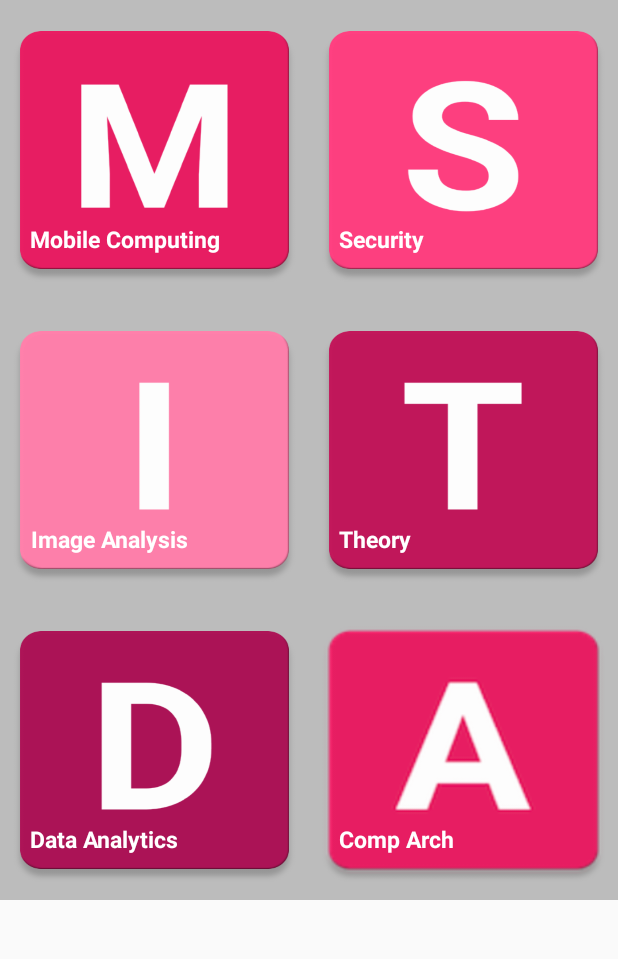
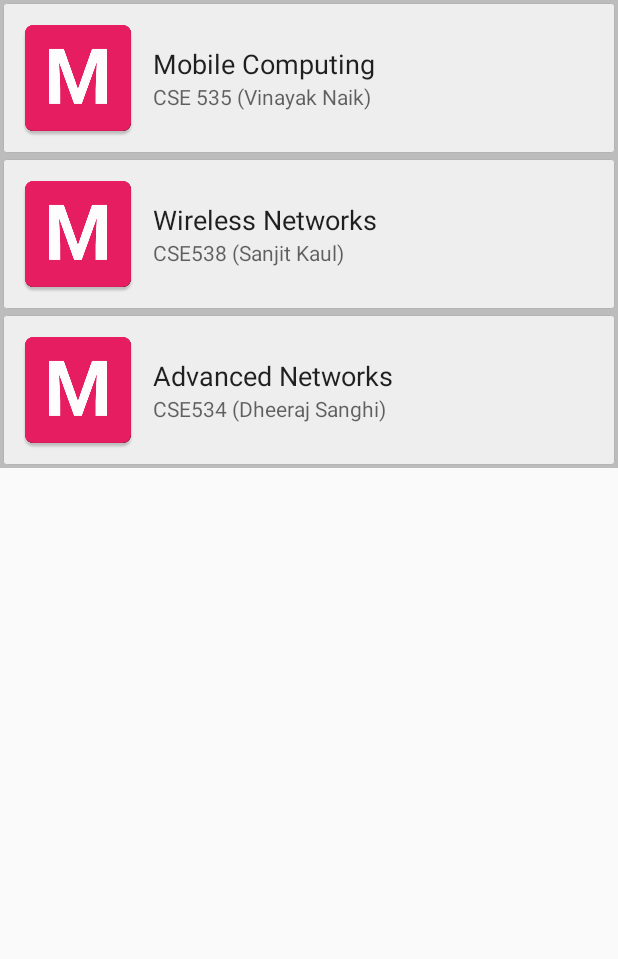
Before and after one commit to ShivamThukral/CourseExchange, an Android app: the fragment StreamsFragment placed in its activity, after a tap on "Mobile Computing", on a phone screen of 412 x 824 dp, the part 84-1043 px from its top. Run offline under Robolectric (Android 15) with nearby library versions, the phone set to English and light mode, and no system bars.

Commit message:
MobileComputingStreams

```diff
--- /dev/null
+++ b/app/src/main/java/com/example/student/courseexchange/MobileComputingStream.java
@@ -0,0 +1,74 @@
+package com.example.student.courseexchange;
+
+import android.app.Activity;
+import android.content.res.Resources;
+import android.graphics.drawable.Drawable;
+import android.net.Uri;
+import android.os.Bundle;
+import android.support.v4.app.Fragment;
+import android.support.v4.app.ListFragment;
+import android.view.LayoutInflater;
+import android.view.View;
+import android.view.ViewGroup;
+import android.widget.ListView;
+import android.widget.Toast;
+
+import java.util.ArrayList;
+import java.util.List;
+
+
+public class MobileComputingStream extends ListFragment {
+    private List<ListViewItem> mItems;        // ListView items list
+
+    public static MobileComputingStream newInstance() {
+        MobileComputingStream fragment = new MobileComputingStream();
+        return fragment;
+    }
+
+    public MobileComputingStream() {
+        // Required empty public constructor
+    }
+
+    @Override
+    public void onCreate(Bundle savedInstanceState) {
+        mItems = new ArrayList<ListViewItem>();
+        Resources resources = getResources();
+
+        mItems.add(new ListViewItem(resources.getDrawable(R.drawable.ic_letter_m), getString(R.string.mc_txt), getString(R.string.mc_dsc)));
+        mItems.add(new ListViewItem(resources.getDrawable(R.drawable.ic_letter_m), getString(R.string.wn_txt), getString(R.string.wn_dsc)));
+        mItems.add(new ListViewItem(resources.getDrawable(R.drawable.ic_letter_m), getString(R.string.an_txt), getString(R.string.an_dsc)));
+
+        setListAdapter(new ListViewDemoAdapter(getActivity(), mItems));
+
+        super.onCreate(savedInstanceState);
+
+
+    }
+    @Override
+    public void onViewCreated(View view, Bundle savedInstanceState) {
+        super.onViewCreated(view, savedInstanceState);
+        // remove the dividers from the ListView of the ListFragment
+        getListView().setDivider(null);
+    }
+
+    @Override
+    public void onListItemClick(ListView l, View v, int position, long id) {
+        // retrieve theListView item
+        ListViewItem item = mItems.get(position);
+
+        // do something
+        Toast.makeText(getActivity(), item.title, Toast.LENGTH_SHORT).show();
+    }
+
+
+    @Override
+    public void onAttach(Activity activity) {
+        super.onAttach(activity);
+    }
+
+    @Override
+    public void onDetach() {
+        super.onDetach();
+    }
+
+}
--- a/app/src/main/java/com/example/student/courseexchange/StreamsFragment.java
+++ b/app/src/main/java/com/example/student/courseexchange/StreamsFragment.java
@@ -9,6 +9,9 @@ import android.graphics.drawable.Drawable;
 import android.net.Uri;
 import android.os.Bundle;
 import android.support.v4.app.Fragment;
+import android.support.v4.app.FragmentTransaction;
+import android.support.v4.app.ListFragment;
+import android.util.Log;
 import android.view.LayoutInflater;
 import android.view.View;
 import android.view.ViewGroup;
@@ -172,9 +175,28 @@ public class StreamsFragment extends Fragment implements AdapterView.OnItemClick
     @Override
     public void onItemClick(AdapterView<?> parent, View view, int position, long id) {
         GridViewItem3 item = mItems.get(position);
-
         // do something
         Toast.makeText(getActivity(), item.title, Toast.LENGTH_SHORT).show();
+
+        if(position==0)
+        {
+            // Create new fragment and transaction
+            ListFragment newFragment = new MobileComputingStream();
+            FragmentTransaction transaction = getFragmentManager().beginTransaction();
+
+// Replace whatever is in the fragment_container view with this fragment,
+// and add the transaction to the back stack if needed
+            transaction.replace(R.id.container, newFragment);
+            transaction.addToBackStack(null);
+
+// Commit the transaction
+            transaction.commit();
+        }
+        else
+        {
+            Log.i("LOGGING","poisition"+position);
+        }
+
     }
     public static StreamsFragment newInstance() {
         StreamsFragment fragment = new StreamsFragment();
--- a/app/src/main/res/drawable/frame.xml
+++ b/app/src/main/res/drawable/frame.xml
@@ -2,6 +2,6 @@
 <shape xmlns:android="http://schemas.android.com/apk/res/android"
     android:shape="rectangle" >
     <corners android:radius="2dp" />
-    <stroke android:width="1dp" android:color="@color/frame" />
+    <stroke android:width="0.5dp" android:color="@color/frame" />
     <solid android:color="@color/frame_solid"/>
 </shape>
--- a/app/src/main/res/layout/listview_item.xml
+++ b/app/src/main/res/layout/listview_item.xml
@@ -3,10 +3,11 @@
 <RelativeLayout xmlns:android="http://schemas.android.com/apk/res/android"
     android:layout_width="match_parent"
     android:layout_height="match_parent"
+    android:id="@+id/listview_item"
     android:layout_gravity="center"
     android:gravity="center_vertical"
     android:background="@color/frame_background"
-    android:padding="5dp" >
+    android:padding="2dp" >
 
     <!-- the innner view - provides the white rectangle -->
     <RelativeLayout android:layout_width="fill_parent"
@@ -15,8 +16,8 @@
 
         <!-- the icon view -->
         <ImageView android:id="@+id/ivIcon"
-            android:layout_width="wrap_content"
-            android:layout_height="wrap_content"
+            android:layout_width="100dp"
+            android:layout_height="100dp"
             android:padding="5dp"
             android:contentDescription="@string/icon_content_description"
             android:scaleType="fitXY"
--- a/app/src/main/res/values/strings.xml
+++ b/app/src/main/res/values/strings.xml
@@ -69,5 +69,14 @@
     <string name="loadText">Average Load Hrs/Week</string>
     <string name="gradeText">Average Grade</string>
 
+    <!--Mobile Computing Streams-->
+    <string name="mc_txt">Mobile Computing</string>
+    <string name="mc_dsc">CSE 535 (Vinayak Naik)</string>
+    <string name="wn_txt">Wireless Networks</string>
+    <string name="wn_dsc">CSE538 (Sanjit Kaul) </string>
+    <string name="an_txt">Advanced Networks</string>
+    <string name="an_dsc">CSE534 (Dheeraj Sanghi)</string>
+
+
 
 </resources>
```
Also changed, not shown: app/src/main/res/layout/fragment_mobile_computing_stream.xml (added, +10 -0 lines).
